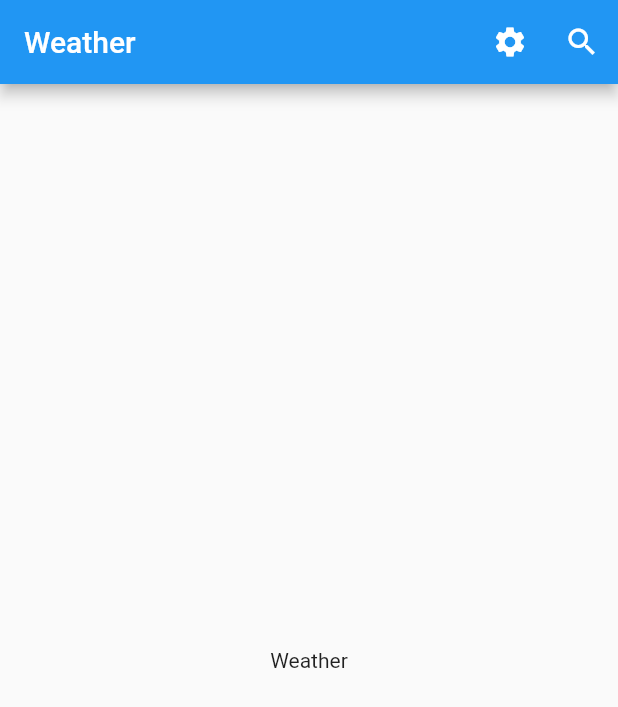
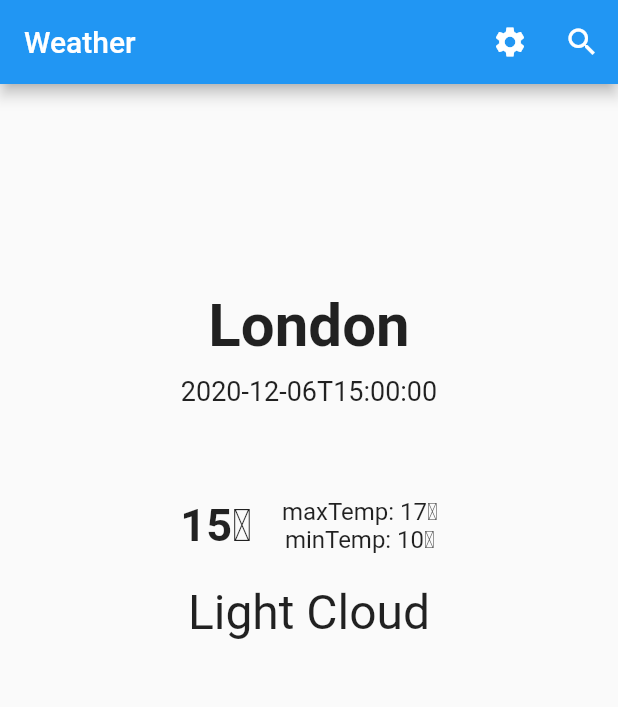
Before and after one commit to kicok/cubit_and_bloc6__simplified_weather_app, a Flutter app: the screen it shows after launch, on a phone screen of 412 x 824 dp. Shown: the top 707 px of the screen. Run offline on Flutter 3.47's test engine with Material 2 defaults, Android fonts, the phone set to English and light mode, and no system bars; our stand-ins replace equatable; network calls fail.

Commit message:
Copy Cubit - [Ui Skeleton and Weather Repository]

```diff
--- a/flutter_weather_bloc6/lib/pages/home_page.dart
+++ b/flutter_weather_bloc6/lib/pages/home_page.dart
@@ -1,8 +1,36 @@
 import 'package:flutter/material.dart';
+import 'package:http/http.dart' as http;
+
+import '../repositories/weather_api_client.dart';
+import '../repositories/weather_repository.dart';
 import 'search_page.dart';
 import 'setting_page.dart';
 
-class HomePage extends StatelessWidget {
+class HomePage extends StatefulWidget {
+  @override
+  _HomePageState createState() => _HomePageState();
+}
+
+class _HomePageState extends State<HomePage> {
+  @override
+  void initState() {
+    getWeather();
+    super.initState();
+  }
+
+  getWeather() async {
+    try {
+      final weatherRespository = WeatherRepository(
+        weatherApiClient: WeatherApiClient(httpClient: http.Client()),
+      );
+
+      final weather = await weatherRespository.getWeather('seoul');
+      print('weather in seoul : ${weather.toJson()}');
+    } catch (err) {
+      print(err);
+    }
+  }
+
   @override
   Widget build(BuildContext context) {
     return Scaffold(
@@ -24,8 +52,9 @@ class HomePage extends StatelessWidget {
             ),
             IconButton(
               icon: Icon(Icons.search),
-            onPressed: () {
-              Navigator.push(
+              onPressed: () async {
+                // search 의 검색 결과를 가져온다.
+                final city = await Navigator.push(
                   context,
                   MaterialPageRoute(
                     builder: (context) {
@@ -33,20 +62,63 @@ class HomePage extends StatelessWidget {
                     },
                   ),
                 );
+                print('city: $city');
               },
             ),
           ],
         ),
-      body: Center(
-        child: Column(
+        body: ListView(
+          children: [
+            SizedBox(height: MediaQuery.of(context).size.height / 6),
+            Text(
+              'London',
+              textAlign: TextAlign.center,
+              style: TextStyle(
+                fontSize: 40,
+                fontWeight: FontWeight.bold,
+              ),
+            ),
+            SizedBox(height: 10),
+            Text(
+              '2020-12-06T15:00:00',
+              textAlign: TextAlign.center,
+              style: TextStyle(fontSize: 18.0),
+            ),
+            SizedBox(height: 60.0),
+            Row(
               mainAxisAlignment: MainAxisAlignment.center,
-          children: <Widget>[
+              children: [
                 Text(
-              'Weather',
+                  '15℃',
+                  style: TextStyle(
+                    fontSize: 30,
+                    fontWeight: FontWeight.bold,
+                  ),
+                ),
+                SizedBox(width: 20.0),
+                Column(
+                  children: [
+                    Text(
+                      'maxTemp: 17℃',
+                      style: TextStyle(fontSize: 16.0),
+                    ),
+                    Text(
+                      'minTemp: 10℃',
+                      style: TextStyle(fontSize: 16.0),
                     ),
                   ],
+                )
+              ],
             ),
+            SizedBox(height: 20.0),
+            Text(
+              'Light Cloud',
+              textAlign: TextAlign.center,
+              style: TextStyle(
+                fontSize: 32,
               ),
-    );
+            )
+          ],
+        ));
   }
 }
--- /dev/null
+++ b/flutter_weather_bloc6/lib/repositories/weather_repository.dart
@@ -0,0 +1,18 @@
+import 'package:flutter/foundation.dart';
+
+import '../models/weather.dart';
+import 'weather_api_client.dart';
+
+class WeatherRepository {
+  final WeatherApiClient weatherApiClient;
+
+  WeatherRepository({@required this.weatherApiClient})
+      : assert(WeatherApiClient != null);
+
+  Future<Weather> getWeather(String city) async {
+    print('city in getWeather :$city');
+    final int locationId = await weatherApiClient.getLocationId(city);
+    print('locationId : $locationId');
+    return weatherApiClient.fetchWeather(locationId);
+  }
+}
```
Also changed, not shown: flutter_weather_bloc6/lib/repositories/weather_api_client.dart (added, +50 -0 lines). Lines whose indentation alone changed are shown as unchanged.
